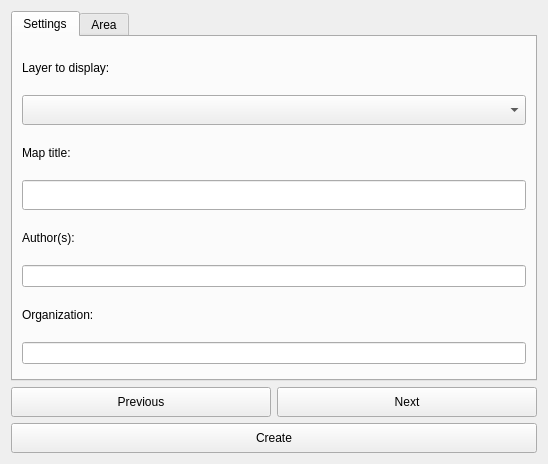
Before: the Qt Designer form LDMP/gui/DlgCreateMap.ui in ConservationInternational/trends.earth, drawn with Qt 5.
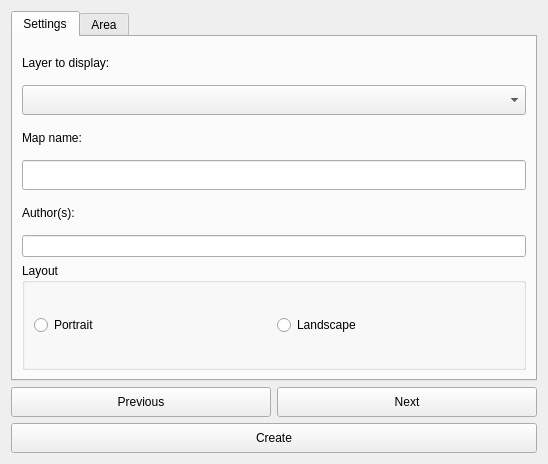
After: the same form once the commit is applied.

The edit to the form file:
```diff
--- a/LDMP/gui/DlgCreateMap.ui
+++ b/LDMP/gui/DlgCreateMap.ui
@@ -74,7 +74,7 @@
           </size>
          </property>
          <property name="text">
-          <string>Map title:</string>
+          <string>Map name:</string>
          </property>
         </widget>
        </item>
@@ -118,29 +118,26 @@
         </widget>
        </item>
        <item>
-        <widget class="QLabel" name="label_5">
-         <property name="minimumSize">
-          <size>
-           <width>0</width>
-           <height>30</height>
-          </size>
+        <widget class="QGroupBox" name="groupBox">
+         <property name="title">
+          <string>Layout</string>
          </property>
-         <property name="maximumSize">
-          <size>
-           <width>16777215</width>
-           <height>33</height>
-          </size>
-         </property>
+         <layout class="QHBoxLayout" name="horizontalLayout">
+          <item>
+           <widget class="QRadioButton" name="portrait_layout">
          <property name="text">
-          <string>Organization:</string>
+             <string>Portrait</string>
          </property>
         </widget>
        </item>
        <item>
-        <widget class="QLineEdit" name="organization">
-         <property name="maxLength">
-          <number>45</number>
-         </property>
+           <widget class="QRadioButton" name="landscape_layout">
+            <property name="text">
+             <string>Landscape</string>
+            </property>
+           </widget>
+          </item>
+         </layout>
         </widget>
        </item>
       </layout>
```
Left out of the diff: 6 changed lines with no effect on the pictures. Lines whose indentation alone changed are shown as unchanged.
